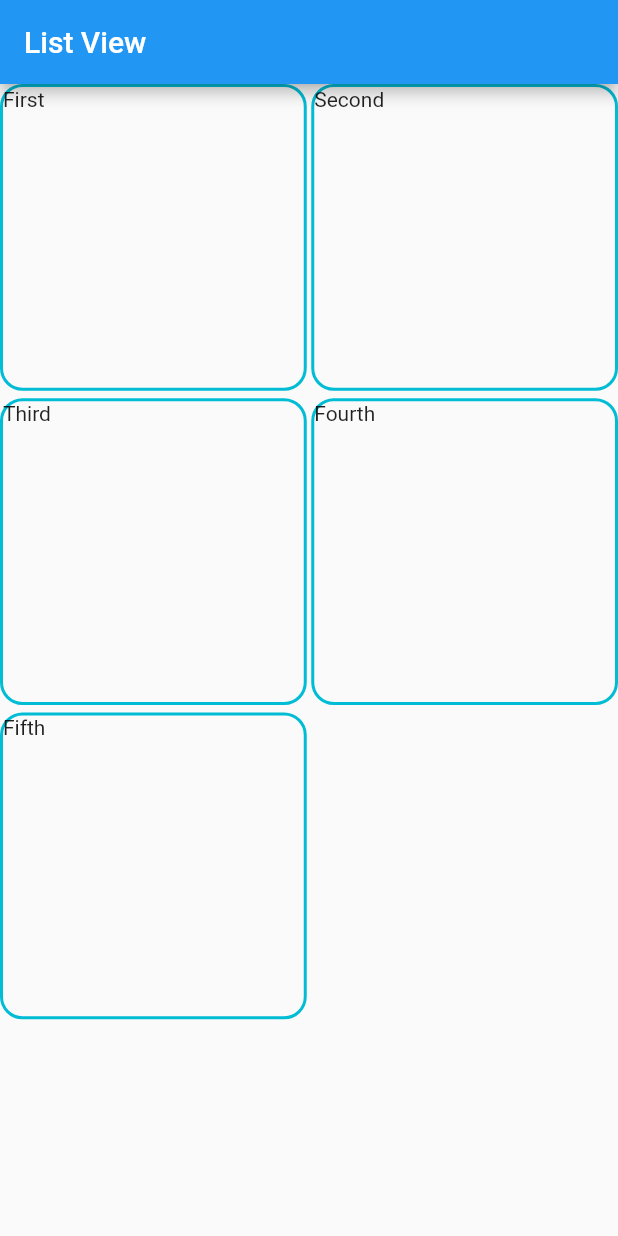
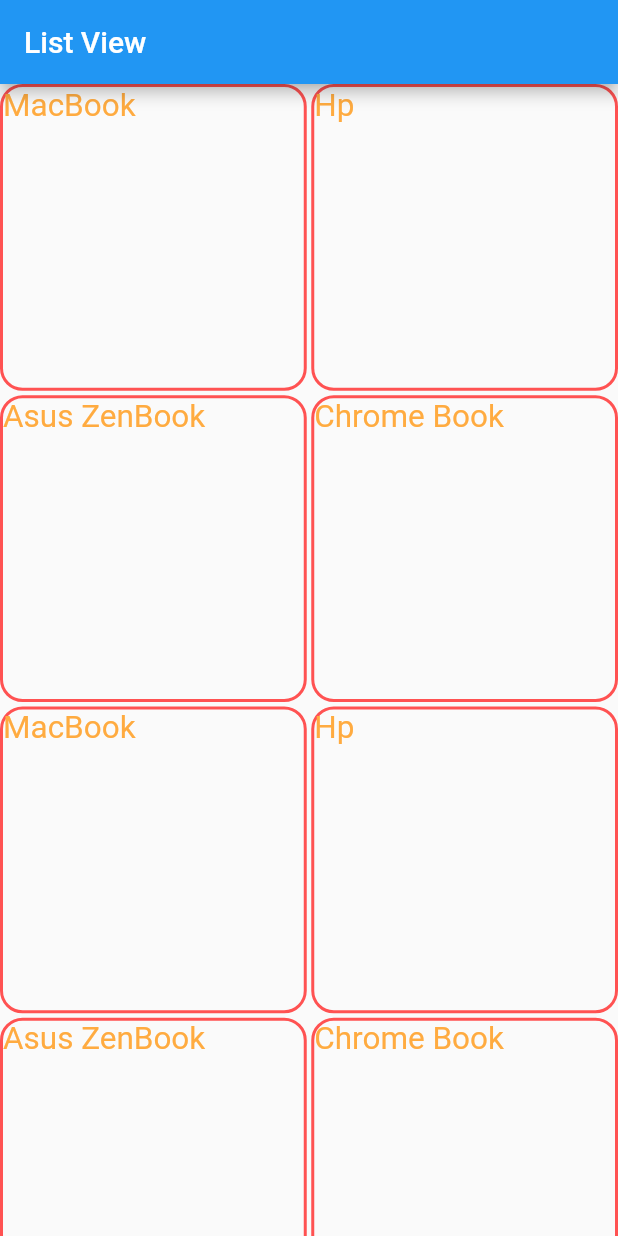
Before and after one commit to HeinnWaiHtet/flutter_first_app, a Flutter app: the screen it shows after launch, on a phone screen of 412 x 824 dp. Run offline on Flutter 3.47's test engine with Material 2 defaults, Android fonts, the phone set to English and light mode, and no system bars.

Commit message:
adding Gridview.builder widget and parting gridview_widget.dart

```diff
--- /dev/null
+++ b/lib/gridview_widget.dart
@@ -0,0 +1,94 @@
+import 'package:flutter/material.dart';
+class MyApp extends StatefulWidget{
+  const MyApp({Key? key}) : super(key: key);
+
+  @override
+  MyAppState createState() {
+    return MyAppState();
+  }
+}
+
+class MyAppState extends State<MyApp>{
+  @override
+  // ignore: avoid_renaming_method_parameters
+  Widget build(BuildContext buildContext){
+    return MaterialApp(
+      debugShowCheckedModeBanner: false,
+      title: "Flutter State Full Widget",
+      home: Scaffold(
+        appBar: AppBar(
+          title: const Text('List View'),),
+          body: const ListData(),
+      ),
+    );
+  }
+}
+
+class ListData extends StatelessWidget{
+  const ListData({Key? key}) : super(key: key);
+
+  @override
+  Widget build(BuildContext context){
+    return GridView.count(
+      crossAxisCount: 2,
+      mainAxisSpacing: 5,
+      crossAxisSpacing: 3,
+      children: [
+        // ignore: sized_box_for_whitespace
+        Container(
+          width: 100,
+          height : 100,
+          child: const Text('First') ,
+          decoration: BoxDecoration(
+            border: Border.all(
+              width: 2,
+              color: Colors.cyan,),
+            borderRadius: const BorderRadius.all(Radius.circular(15))),
+          ),
+
+          Container(
+          width: 100,
+          height : 100,
+          child: const Text('Second') ,
+          decoration: BoxDecoration(
+            border: Border.all(
+              width: 2,
+              color: Colors.cyan,),
+            borderRadius: const BorderRadius.all(Radius.circular(15))),
+          ),
+
+          Container(
+          width: 100,
+          height : 100,
+          child: const Text('Third') ,
+          decoration: BoxDecoration(
+            border: Border.all(
+              width: 2,
+              color: Colors.cyan,),
+            borderRadius: const BorderRadius.all(Radius.circular(15))),
+          ),
+
+          Container(
+          width: 100,
+          height : 100,
+          child: const Text('Fourth') ,
+          decoration: BoxDecoration(
+            border: Border.all(
+              width: 2,
+              color: Colors.cyan,),
+            borderRadius: const BorderRadius.all(Radius.circular(15))),
+          ),
+
+          Container(
+          width: 100,
+          height : 100,
+          child: const Text('Fifth') ,
+          decoration: BoxDecoration(
+            border: Border.all(
+              width: 2,
+              color: Colors.cyan,),
+            borderRadius: const BorderRadius.all(Radius.circular(15))),
+          ),
+      ],);
+  }
+}
--- a/lib/main.dart
+++ b/lib/main.dart
@@ -31,69 +31,47 @@ class MyAppState extends State<MyApp>{
 
 class ListData extends StatelessWidget{
   const ListData({Key? key}) : super(key: key);
-
   @override
   Widget build(BuildContext context){
-    return GridView.count(
-      crossAxisCount: 2,
-      mainAxisSpacing: 5,
-      crossAxisSpacing: 3,
-      children: [
-        // ignore: sized_box_for_whitespace
-        Container(
+    List laptopList = [
+      'MacBook',
+      'Hp',
+      'Asus ZenBook',
+      'Chrome Book',
+      'MacBook',
+      'Hp',
+      'Asus ZenBook',
+      'Chrome Book',
+      'MacBook',
+      'Hp',
+      'Asus ZenBook',
+      'Chrome Book',
+      'MacBook',
+      'Hp',
+      'Asus ZenBook',];
+
+    return GridView.builder(
+      itemCount: laptopList.length,
+      gridDelegate: const SliverGridDelegateWithFixedCrossAxisCount(
+        crossAxisCount: 2,
+        crossAxisSpacing: 3,
+        mainAxisSpacing: 3,),
+      itemBuilder: (context, index){
+        return Container(
           width: 100,
-          height : 100,
-          child: const Text('First') ,
+          height: 100,
           decoration: BoxDecoration(
-            border: Border.all(
-              width: 2,
-              color: Colors.cyan,),
-            borderRadius: const BorderRadius.all(Radius.circular(15))),
-          ),
-
-          Container(
-          width: 100,
-          height : 100,
-          child: const Text('Second') ,
-          decoration: BoxDecoration(
-            border: Border.all(
-              width: 2,
-              color: Colors.cyan,),
-            borderRadius: const BorderRadius.all(Radius.circular(15))),
-          ),
-
-          Container(
-          width: 100,
-          height : 100,
-          child: const Text('Third') ,
-          decoration: BoxDecoration(
-            border: Border.all(
-              width: 2,
-              color: Colors.cyan,),
-            borderRadius: const BorderRadius.all(Radius.circular(15))),
-          ),
-
-          Container(
-          width: 100,
-          height : 100,
-          child: const Text('Fourth') ,
-          decoration: BoxDecoration(
-            border: Border.all(
-              width: 2,
-              color: Colors.cyan,),
-            borderRadius: const BorderRadius.all(Radius.circular(15))),
-          ),
-
-          Container(
-          width: 100,
-          height : 100,
-          child: const Text('Fifth') ,
-          decoration: BoxDecoration(
-            border: Border.all(
-              width: 2,
-              color: Colors.cyan,),
-            borderRadius: const BorderRadius.all(Radius.circular(15))),
-          ),
-      ],);
+            border: Border.all(width: 2,color: Colors.redAccent,),
+            borderRadius: const BorderRadius.all(Radius.circular(15)),
+            ),
+          child: Text(
+            "${laptopList[index]}",
+            style: const TextStyle(
+              color: Colors.orangeAccent,
+              fontWeight: FontWeight.normal,
+              fontSize: 21),
+              ),
+        );
+      });
   }
 }
```
